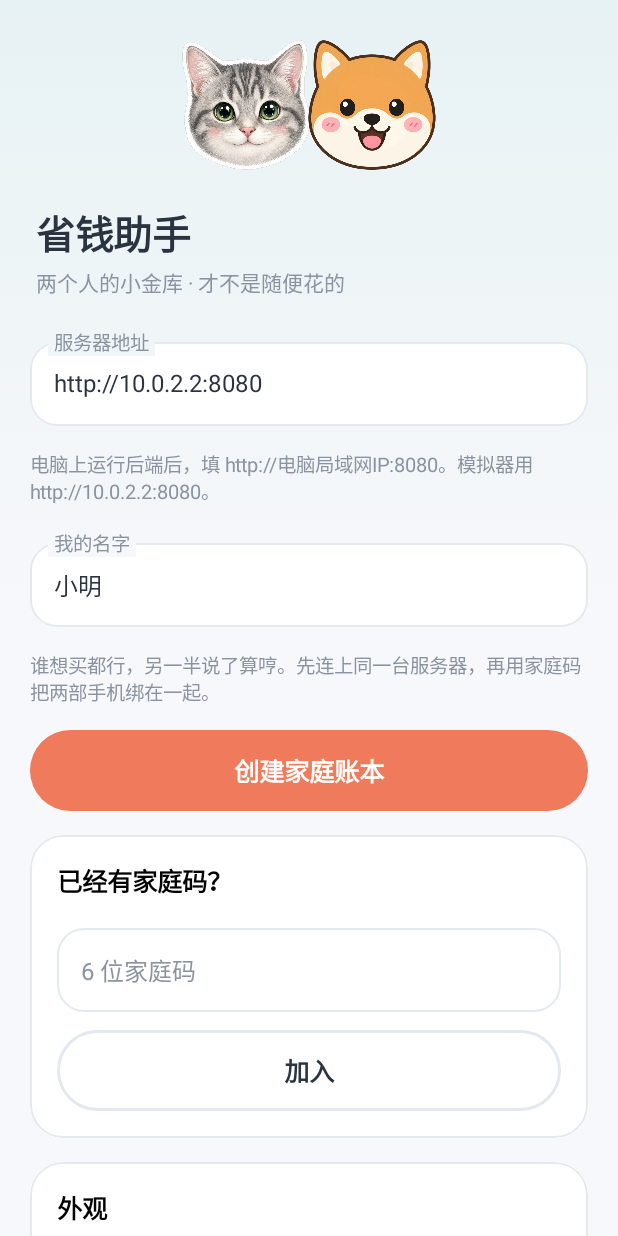
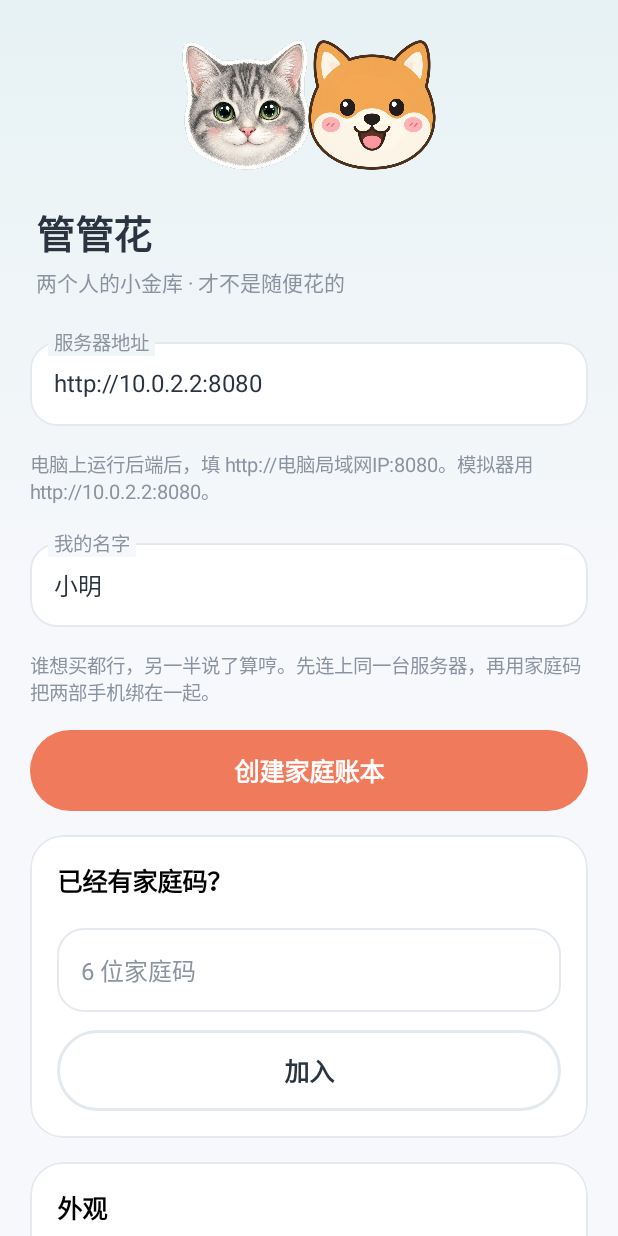
Before and after one commit to anliluZoe/GuanGuanHua, an Android app built with Jetpack Compose: the screen it shows after launch (MainActivity), on a phone screen of 412 x 824 dp. Run offline under Robolectric (Android 15) with nearby library versions, the phone set to English and light mode, and no system bars; pictures from the network do not load.

Commit message:
将应用显示名改为「管管花」，不改 applicationId
启动器标签和引导页标题改为新名称，包名仍为 com.savemoney.app。

Co-authored-by: anliluZoe <anliluZoe@users.noreply.github.com>

```diff
--- a/app/src/main/java/com/savemoney/app/ui/SetupScreen.kt
+++ b/app/src/main/java/com/savemoney/app/ui/SetupScreen.kt
@@ -68,7 +68,7 @@ fun SetupScreen(viewModel: AppViewModel) {
                 Mascot(MascotKind.Dog, size = 92.dp)
             }
         }
-        PageHeader("省钱助手", "两个人的小金库 · 才不是随便花的")
+        PageHeader("管管花", "两个人的小金库 · 才不是随便花的")
         if (colors.isDark) {
             SoftCard(modifier = Modifier.fillMaxWidth()) {
                 SoftField(value = serverUrl, onValueChange = { serverUrl = it }, label = "服务器地址")
--- a/app/src/main/res/values/strings.xml
+++ b/app/src/main/res/values/strings.xml
@@ -1,3 +1,3 @@
 <resources>
-    <string name="app_name">省钱助手</string>
+    <string name="app_name">管管花</string>
 </resources>
```
